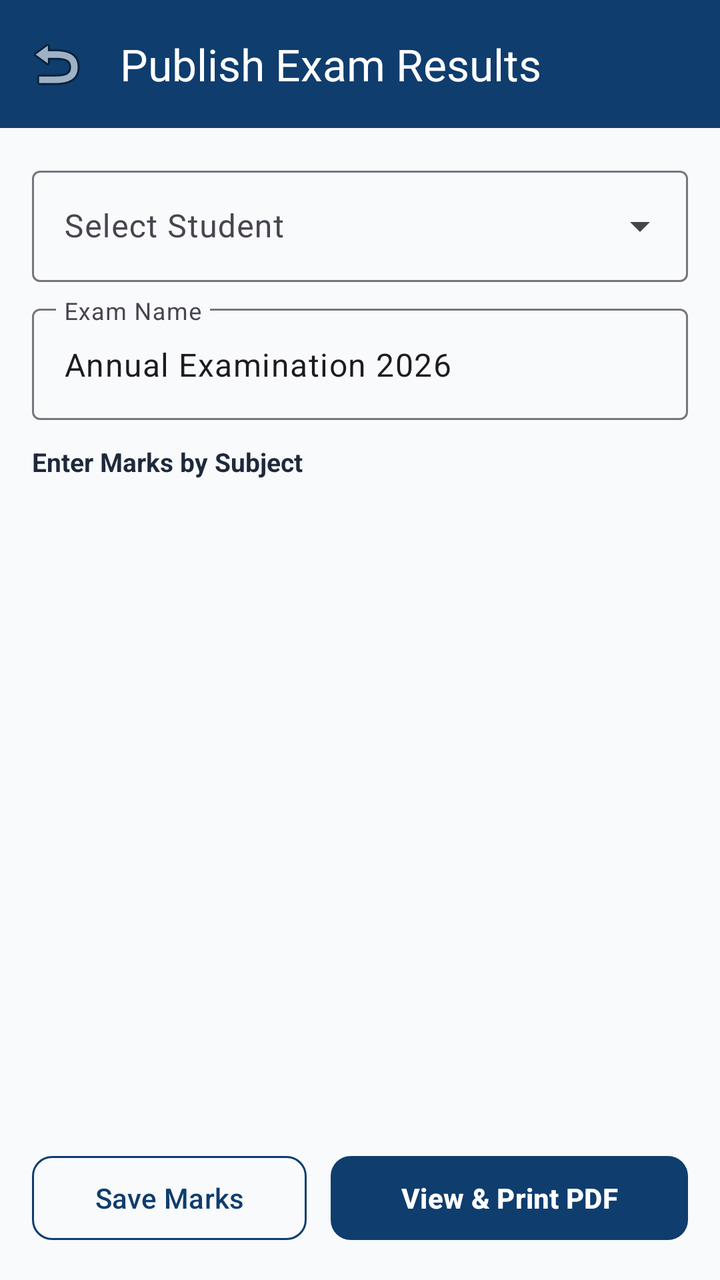
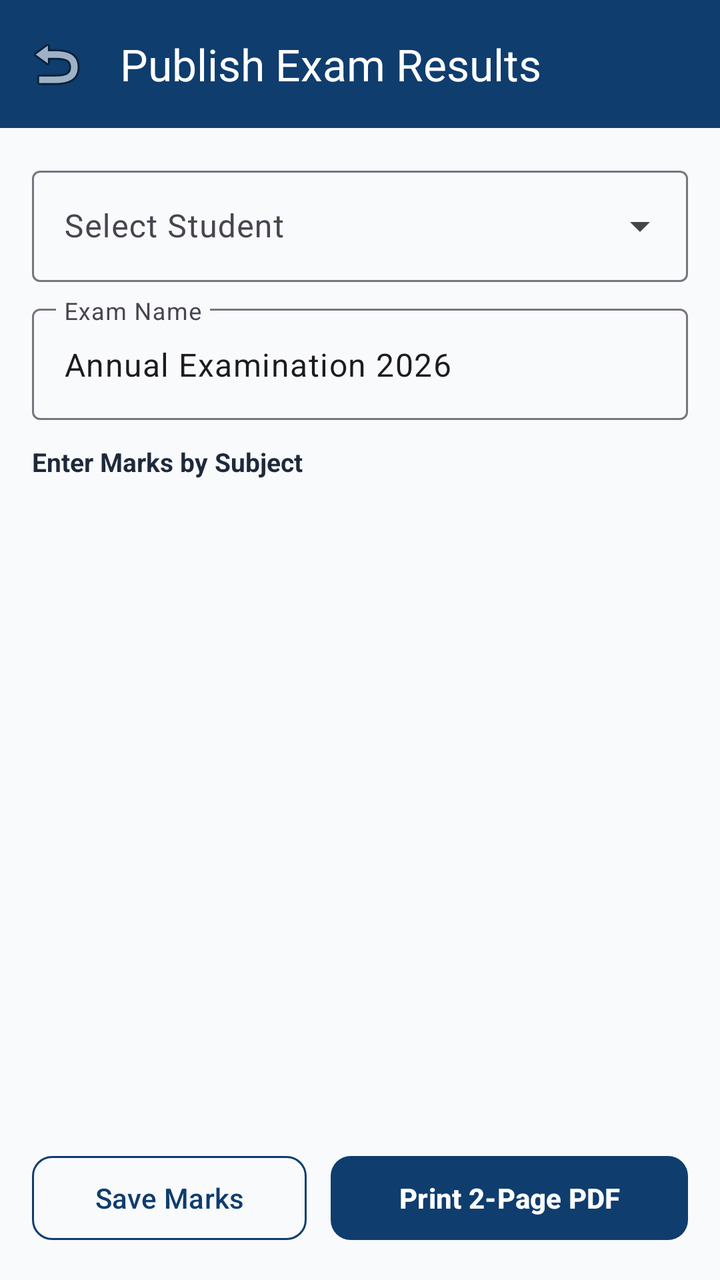

An Android layout rendered at two revisions. The XML below is the earlier revision; the diff shows what the commit changed to produce the second picture.
<!-- AndroidManifest.xml: application theme Theme.SchoolManager -->
<!-- res/layout/activity_result_publish.xml -->
<?xml version="1.0" encoding="utf-8"?>
<androidx.coordinatorlayout.widget.CoordinatorLayout
    xmlns:android="http://schemas.android.com/apk/res/android"
    xmlns:app="http://schemas.android.com/apk/res-auto"
    android:layout_width="match_parent"
    android:layout_height="match_parent"
    android:background="#F8FAFC">

    <com.google.android.material.appbar.AppBarLayout
        android:layout_width="match_parent"
        android:layout_height="wrap_content">

        <com.google.android.material.appbar.MaterialToolbar
            android:id="@+id/toolbar"
            android:layout_width="match_parent"
            android:layout_height="?attr/actionBarSize"
            android:background="#0F3D6E"
            app:title="Publish Exam Results"
            app:titleTextColor="@android:color/white"
            app:navigationIcon="@android:drawable/ic_menu_revert" />
    </com.google.android.material.appbar.AppBarLayout>

    <LinearLayout
        android:layout_width="match_parent"
        android:layout_height="match_parent"
        android:orientation="vertical"
        android:padding="16dp"
        app:layout_behavior="@string/appbar_scrolling_view_behavior">

        
        <com.google.android.material.textfield.TextInputLayout
            style="@style/Widget.Material3.TextInputLayout.OutlinedBox.ExposedDropdownMenu"
            android:layout_width="match_parent"
            android:layout_height="wrap_content"
            android:hint="Select Student">

            <AutoCompleteTextView
                android:id="@+id/actvStudentSelect"
                android:layout_width="match_parent"
                android:layout_height="wrap_content"
                android:inputType="none" />
        </com.google.android.material.textfield.TextInputLayout>

        
        <com.google.android.material.textfield.TextInputLayout
            style="@style/Widget.Material3.TextInputLayout.OutlinedBox"
            android:layout_width="match_parent"
            android:layout_height="wrap_content"
            android:layout_marginTop="8dp"
            android:hint="Exam Name">

            <com.google.android.material.textfield.TextInputEditText
                android:id="@+id/etExamName"
                android:layout_width="match_parent"
                android:layout_height="wrap_content"
                android:text="Annual Examination 2026" />
        </com.google.android.material.textfield.TextInputLayout>

        <TextView
            android:layout_width="wrap_content"
            android:layout_height="wrap_content"
            android:layout_marginTop="12dp"
            android:layout_marginBottom="4dp"
            android:text="Enter Marks by Subject"
            android:textColor="#1E293B"
            android:textSize="13sp"
            android:textStyle="bold" />

        
        <androidx.recyclerview.widget.RecyclerView
            android:id="@+id/rvSubjects"
            android:layout_width="match_parent"
            android:layout_height="0dp"
            android:layout_weight="1" />

        
        <LinearLayout
            android:layout_width="match_parent"
            android:layout_height="wrap_content"
            android:layout_marginTop="10dp"
            android:orientation="horizontal">

            <com.google.android.material.button.MaterialButton
                android:id="@+id/btnSaveMarks"
                style="@style/Widget.Material3.Button.OutlinedButton"
                android:layout_width="0dp"
                android:layout_height="50dp"
                android:layout_weight="1"
                android:layout_marginEnd="6dp"
                android:text="Save Marks"
                android:textColor="#0F3D6E"
                app:cornerRadius="10dp"
                app:strokeColor="#0F3D6E" />

            <com.google.android.material.button.MaterialButton
                android:id="@+id/btnGeneratePdf"
                android:layout_width="0dp"
                android:layout_height="50dp"
                android:layout_weight="1.3"
                android:layout_marginStart="6dp"
                android:text="View &amp; Print PDF"
                android:textStyle="bold"
                app:backgroundTint="#0F3D6E"
                app:cornerRadius="10dp" />
        </LinearLayout>

    </LinearLayout>
</androidx.coordinatorlayout.widget.CoordinatorLayout>
<!-- resources referenced by this layout -->
<resources>
  <style name="Theme.SchoolManager" parent="Theme.Material3.DayNight.NoActionBar">
          <item name="colorPrimary">#0F3D6E</item>
          <item name="colorOnPrimary">#FFFFFF</item>
          <item name="colorSecondary">#D97706</item>
          <item name="android:statusBarColor">#0F3D6E</item>
          <item name="android:windowLightStatusBar">false</item>
      </style>
</resources>

<!-- the commit's change to res/layout/activity_result_publish.xml (unified diff, before → after) -->
@@ -27,7 +27,6 @@
         android:padding="16dp"
         app:layout_behavior="@string/appbar_scrolling_view_behavior">
 
-        
         <com.google.android.material.textfield.TextInputLayout
             style="@style/Widget.Material3.TextInputLayout.OutlinedBox.ExposedDropdownMenu"
             android:layout_width="match_parent"
@@ -41,7 +40,6 @@
                 android:inputType="none" />
         </com.google.android.material.textfield.TextInputLayout>
 
-        
         <com.google.android.material.textfield.TextInputLayout
             style="@style/Widget.Material3.TextInputLayout.OutlinedBox"
             android:layout_width="match_parent"
@@ -66,14 +64,12 @@
             android:textSize="13sp"
             android:textStyle="bold" />
 
-        
         <androidx.recyclerview.widget.RecyclerView
             android:id="@+id/rvSubjects"
             android:layout_width="match_parent"
             android:layout_height="0dp"
             android:layout_weight="1" />
 
-        
         <LinearLayout
             android:layout_width="match_parent"
             android:layout_height="wrap_content"
@@ -98,7 +94,7 @@
                 android:layout_height="50dp"
                 android:layout_weight="1.3"
                 android:layout_marginStart="6dp"
-                android:text="View &amp; Print PDF"
+                android:text="Print 2-Page PDF"
                 android:textStyle="bold"
                 app:backgroundTint="#0F3D6E"
                 app:cornerRadius="10dp" />
